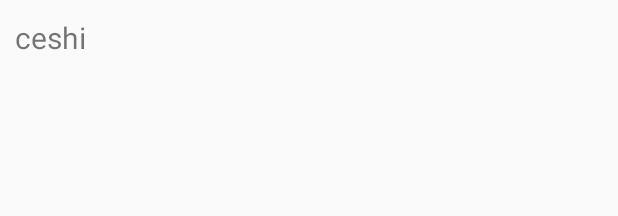
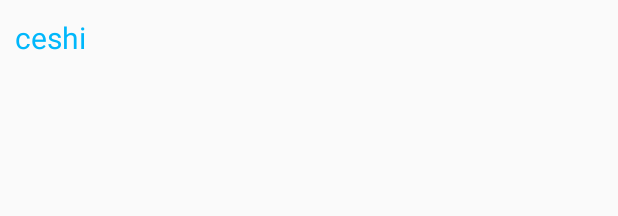
Before and after one commit to liukeling/liukeling, an Android app: the layout two_mulu.xml on its own in the app's theme, with its tools: preview values and no code run, on a phone screen of 412 x 824 dp. Shown: the top 216 px of the screen. Run offline under Robolectric (Android 15) with nearby library versions, the phone set to English and light mode, and no system bars.

Commit message:
更改好友列表的字体颜色

```diff
--- a/src/main/java/com/example/fragments/DynamicFragment.java
+++ b/src/main/java/com/example/fragments/DynamicFragment.java
@@ -502,6 +502,12 @@ public class DynamicFragment extends Fragment implements View.OnClickListener, V
 
             public MyHolder(View itemView) {
                 super(itemView);
+                itemView.setOnClickListener(new View.OnClickListener() {
+                    @Override
+                    public void onClick(View v) {
+                        Toast.makeText(getContext(), "test", Toast.LENGTH_SHORT).show();
+                    }
+                });
                 username = (TextView) itemView.findViewById(R.id.username);
                 sstime = (TextView) itemView.findViewById(R.id.sstime);
                 dz_count = (TextView) itemView.findViewById(R.id.dz_count);
--- a/src/main/res/layout/one_mulu.xml
+++ b/src/main/res/layout/one_mulu.xml
@@ -10,6 +10,7 @@
         android:minHeight="50dp"
         android:gravity="center_vertical"
         android:layout_marginLeft="10dp"
+        android:textColor="@android:color/black"
         android:text="ceshi"
         android:textSize="20dp" />
 
--- a/src/main/res/layout/two_mulu.xml
+++ b/src/main/res/layout/two_mulu.xml
@@ -11,6 +11,7 @@
         android:minHeight="50dp"
         android:gravity="center_vertical"
         android:layout_marginLeft="10dp"
+        android:textColor="@color/qinse"
         android:text="ceshi"
         android:textSize="20dp" />
 
```
Also changed, not shown: 3 other files.
